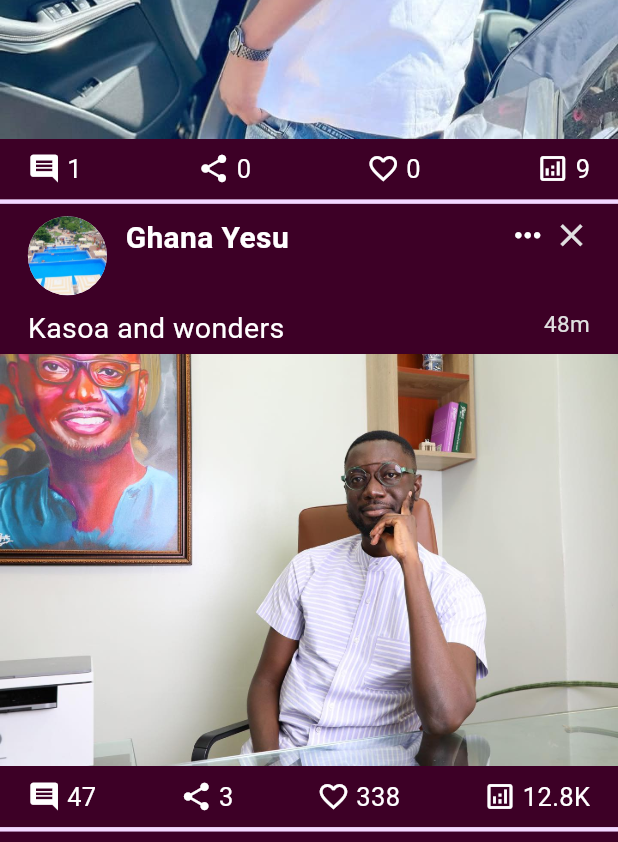
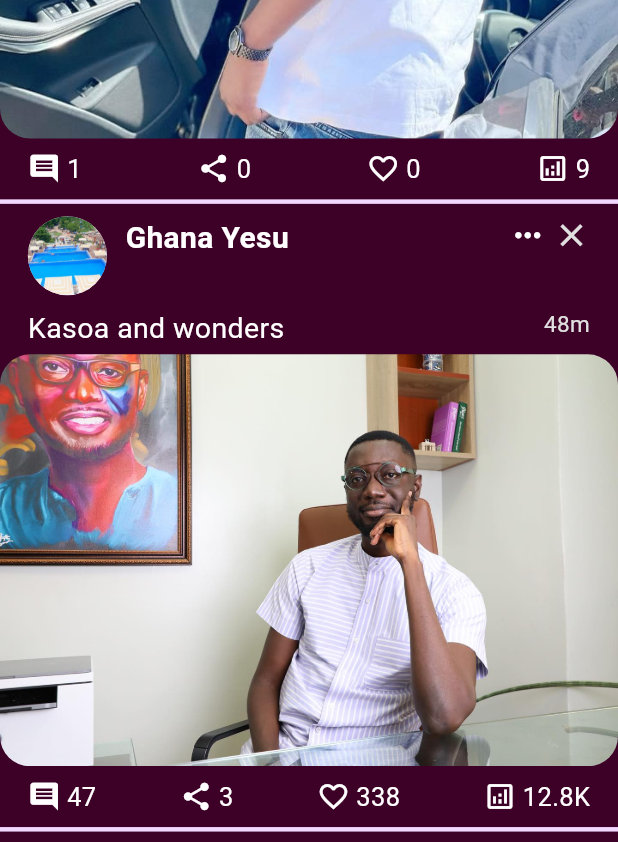
Before and after one commit to mckobby/LinkOpp, a Flutter app: the screen it shows once a user with an empty profile is signed in, scrolled down 576 dp, on a phone screen of 412 x 824 dp. Shown: the part 333-1175 px from the top of the screen. Run offline on Flutter 3.47's test engine with Material 2 defaults, Android fonts, the phone set to English and light mode, and no system bars; our stand-ins replace firebase_auth, firebase_core; accounts and stored records are empty.

Commit message:
Modified: Feed component

```diff
--- a/lib/components/feed_comp.dart
+++ b/lib/components/feed_comp.dart
@@ -126,8 +126,11 @@ class FeedComp extends StatelessWidget {
           SizedBox(
             height: height * 0.005,
           ),
-          Image(
-            image: AssetImage(mainImage),
+          ClipRRect(
+            borderRadius: BorderRadius.circular(20),
+            child: Image(
+              image: AssetImage(mainImage),
+            ),
           ),
           SizedBox(
             height: height * 0.01,
```
